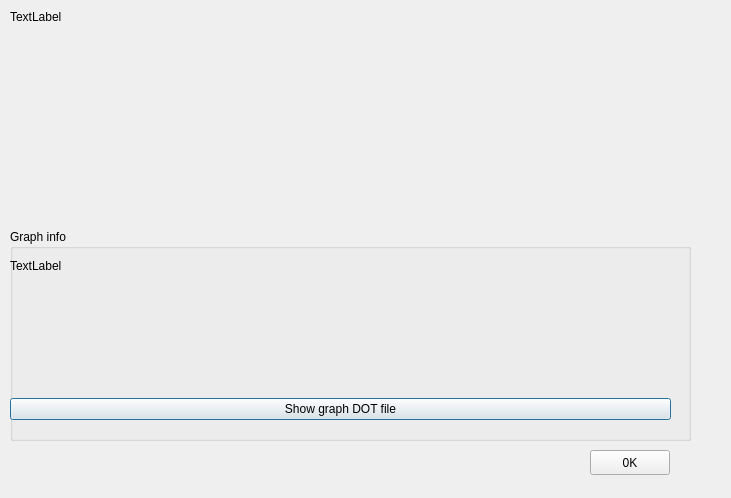
Before: the Qt Designer form src/taskinfodialog.ui in HerrAugust/PlotSched, drawn with Qt 5.
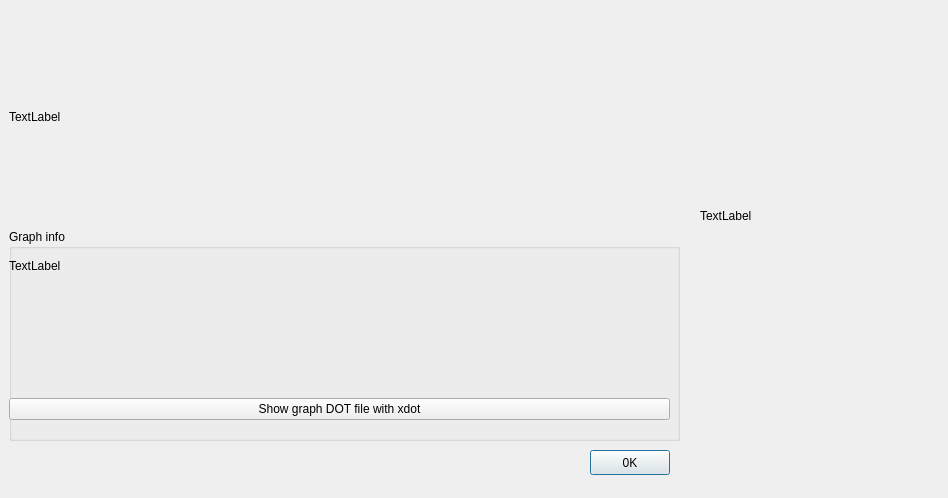
After: the same form once the commit is applied.

Commit message: showing optional graph PNG; bugfix

```diff
--- a/src/taskinfodialog.ui
+++ b/src/taskinfodialog.ui
@@ -6,31 +6,43 @@
    <rect>
     <x>0</x>
     <y>0</y>
-    <width>731</width>
+    <width>948</width>
     <height>498</height>
    </rect>
   </property>
   <property name="windowTitle">
    <string>Dialog</string>
   </property>
-  <widget class="QWidget" name="verticalLayoutWidget">
+  <widget class="QPushButton" name="pushButton_2">
    <property name="geometry">
     <rect>
-     <x>10</x>
+     <x>590</x>
+     <y>450</y>
+     <width>80</width>
+     <height>25</height>
+    </rect>
+   </property>
+   <property name="text">
+    <string>0K</string>
+   </property>
+  </widget>
+  <widget class="QWidget" name="horizontalLayoutWidget">
+   <property name="geometry">
+    <rect>
+     <x>9</x>
      <y>10</y>
-     <width>681</width>
+     <width>671</width>
      <height>431</height>
     </rect>
    </property>
+   <layout class="QGridLayout" name="gridLayout">
+    <item row="0" column="0">
    <layout class="QVBoxLayout" name="verticalLayout">
     <item>
      <widget class="QLabel" name="label">
       <property name="text">
        <string>TextLabel</string>
       </property>
-      <property name="alignment">
-       <set>Qt::AlignLeading|Qt::AlignLeft|Qt::AlignTop</set>
-      </property>
      </widget>
     </item>
     <item>
@@ -64,7 +76,7 @@
         <item>
          <widget class="QPushButton" name="pushButtonGraphInfo">
           <property name="text">
-           <string>Show graph DOT file</string>
+             <string>Show graph DOT file with xdot</string>
           </property>
          </widget>
         </item>
@@ -73,18 +85,20 @@
      </widget>
     </item>
    </layout>
+    </item>
+   </layout>
   </widget>
-  <widget class="QPushButton" name="pushButton_2">
+  <widget class="QLabel" name="labelGraphImg">
    <property name="geometry">
     <rect>
-     <x>590</x>
-     <y>450</y>
-     <width>80</width>
-     <height>25</height>
+     <x>700</x>
+     <y>10</y>
+     <width>231</width>
+     <height>411</height>
     </rect>
    </property>
    <property name="text">
-    <string>0K</string>
+    <string>TextLabel</string>
    </property>
   </widget>
  </widget>
```
Left out of the diff: 2 changed lines with no effect on the pictures. Lines whose indentation alone changed are shown as unchanged. The commit also changes 6 other files.
